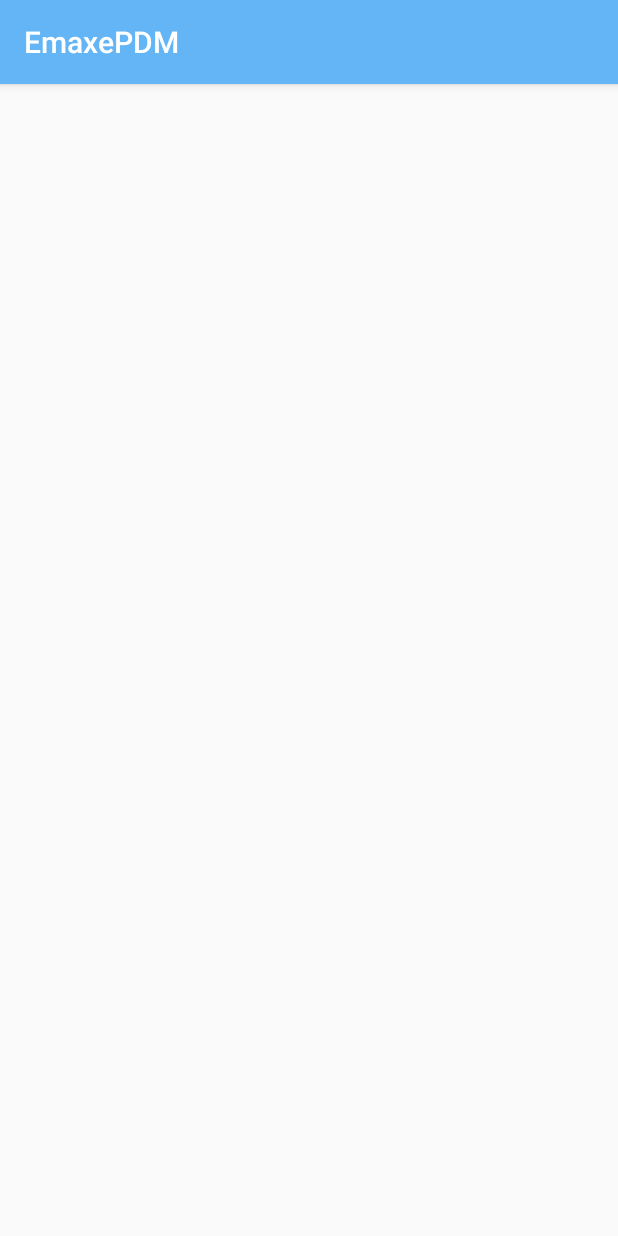
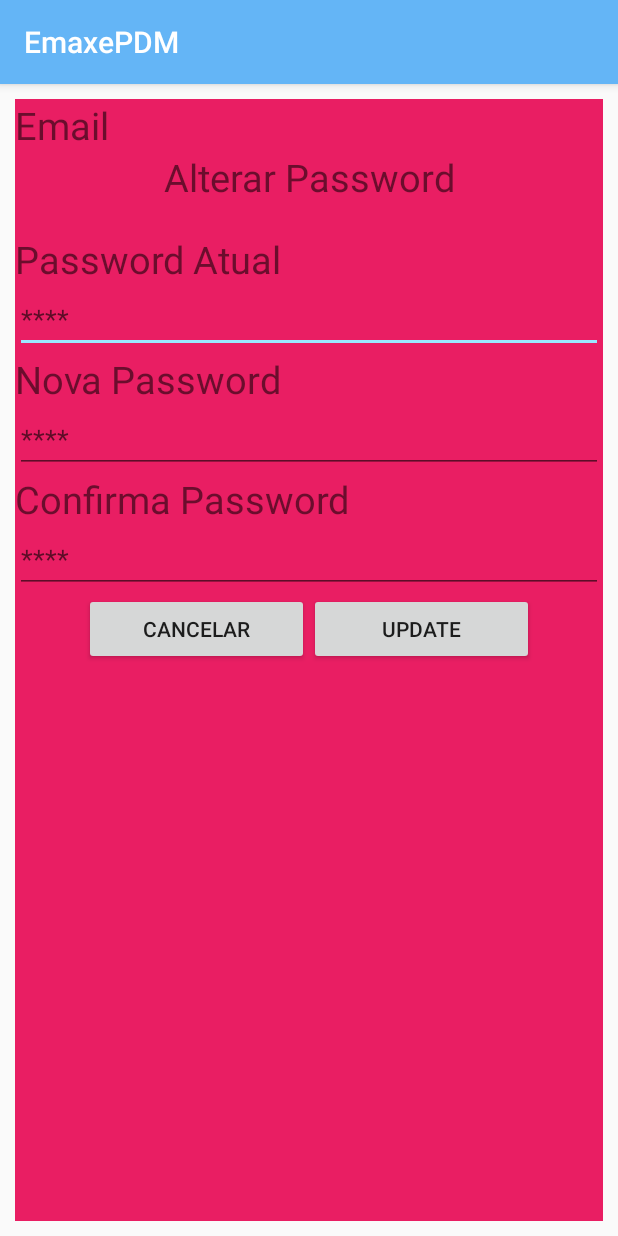
Before and after one commit to marlonhack66/EmaxePDM, an Android app: the DefinicoesActivity screen opened directly, with no data from a screen before it, on a phone screen of 412 x 824 dp. Run offline under Robolectric (Android 15) with nearby library versions, the phone set to English and light mode, and no system bars.

Commit message:
Exame PDM

```diff
--- a/app/src/main/java/com/marlonheraclito/emaxepdm/ExameActivity.java
+++ b/app/src/main/java/com/marlonheraclito/emaxepdm/ExameActivity.java
@@ -43,7 +43,7 @@ public class ExameActivity extends AppCompatActivity {
     public boolean onOptionsItemSelected(@NonNull MenuItem item) {
         switch (item.getItemId()){
             case R.id.menu_def_id:
-
+                openDefinicoes();
                 return true;
 
             case R.id.menu_sair_id:
@@ -64,7 +64,7 @@ public class ExameActivity extends AppCompatActivity {
                 Intent intent = new Intent(ExameActivity.this, LoginActivity.class);
                 startActivity(intent);
                 finish();
-              //  onDestroy();
+
             }
         });
         builder.setNegativeButton("Nao", new DialogInterface.OnClickListener() {
@@ -120,6 +120,12 @@ public class ExameActivity extends AppCompatActivity {
         });
     }
 
+    public void openDefinicoes(){
+        Intent in = new Intent(this, DefinicoesActivity.class);
+        startActivity(in);
+        onPause();
+    }
+
     @Override
     protected void onRestart() {
         super.onRestart();
--- a/app/src/main/res/layout/activity_definicoes.xml
+++ b/app/src/main/res/layout/activity_definicoes.xml
@@ -1,9 +1,79 @@
 <?xml version="1.0" encoding="utf-8"?>
-<androidx.constraintlayout.widget.ConstraintLayout xmlns:android="http://schemas.android.com/apk/res/android"
+<LinearLayout xmlns:android="http://schemas.android.com/apk/res/android"
     xmlns:app="http://schemas.android.com/apk/res-auto"
     xmlns:tools="http://schemas.android.com/tools"
     android:layout_width="match_parent"
     android:layout_height="match_parent"
-    tools:context=".DefinicoesActivity">
+    tools:context=".DefinicoesActivity"
+    android:layout_margin="10dp"
+    android:background="@color/corBotaoSalvar"
+    android:orientation="vertical">
 
-</androidx.constraintlayout.widget.ConstraintLayout>
+
+    <TextView
+        android:layout_width="match_parent"
+        android:layout_height="wrap_content"
+        android:text="Email"
+        android:textSize="25dp">
+    </TextView>
+
+    <TextView
+        android:layout_width="match_parent"
+        android:layout_height="wrap_content"
+        android:text="Alterar Password"
+        android:textSize="25dp"
+        android:gravity="center">
+    </TextView>
+    <TextView
+        android:layout_marginTop="20dp"
+        android:layout_width="match_parent"
+        android:layout_height="wrap_content"
+        android:text="Password Atual"
+        android:textSize="25dp">
+    </TextView>
+    <EditText
+        android:layout_width="match_parent"
+        android:layout_height="wrap_content"
+        android:hint="****"></EditText>
+    <TextView
+        android:layout_width="match_parent"
+        android:layout_height="wrap_content"
+        android:text="Nova Password"
+        android:textSize="25dp">
+
+    </TextView>
+    <EditText
+        android:layout_width="match_parent"
+        android:layout_height="wrap_content"
+        android:hint="****"></EditText>
+    <TextView
+        android:layout_width="match_parent"
+        android:layout_height="wrap_content"
+        android:text="Confirma Password"
+        android:textSize="25dp">
+
+    </TextView>
+    <EditText
+        android:layout_width="match_parent"
+        android:layout_height="wrap_content"
+        android:hint="****"></EditText>
+
+    <LinearLayout
+        android:layout_width="match_parent"
+        android:layout_height="wrap_content"
+        android:orientation="horizontal"
+        android:gravity="center">
+
+        <Button
+            android:layout_width="150dp"
+            android:layout_height="wrap_content"
+            android:text="Cancelar">
+        </Button>
+        <Button
+            android:layout_width="150dp"
+            android:layout_height="wrap_content"
+            android:text="Update">
+        </Button>
+    </LinearLayout>
+
+</LinearLayout>
```
